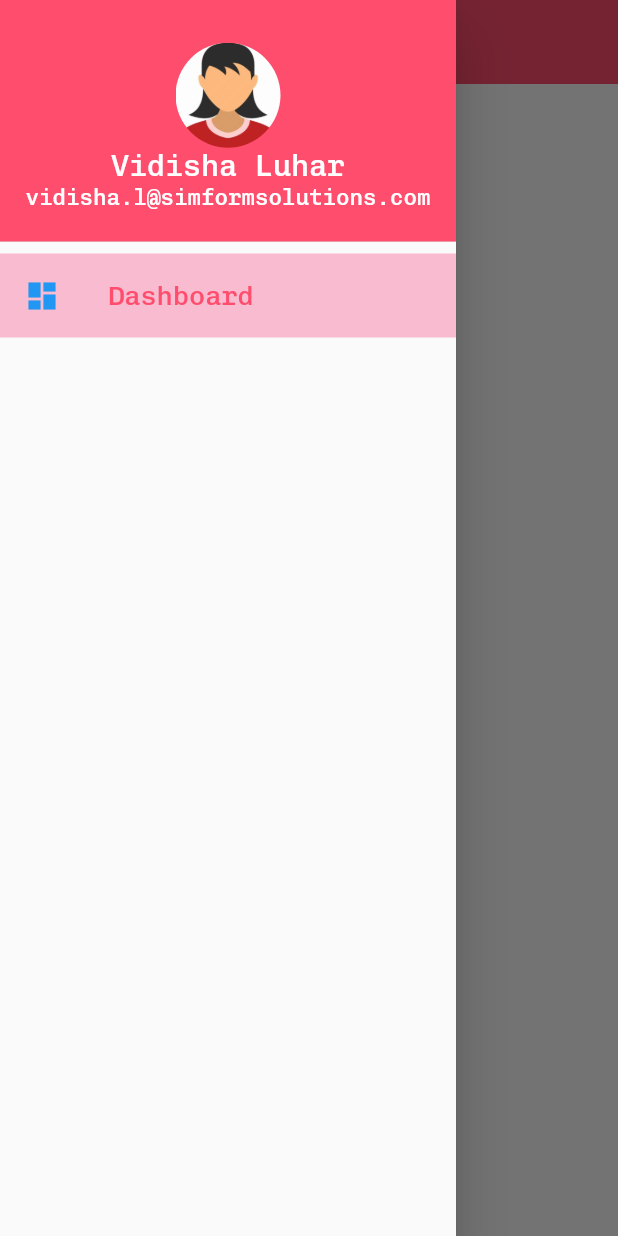
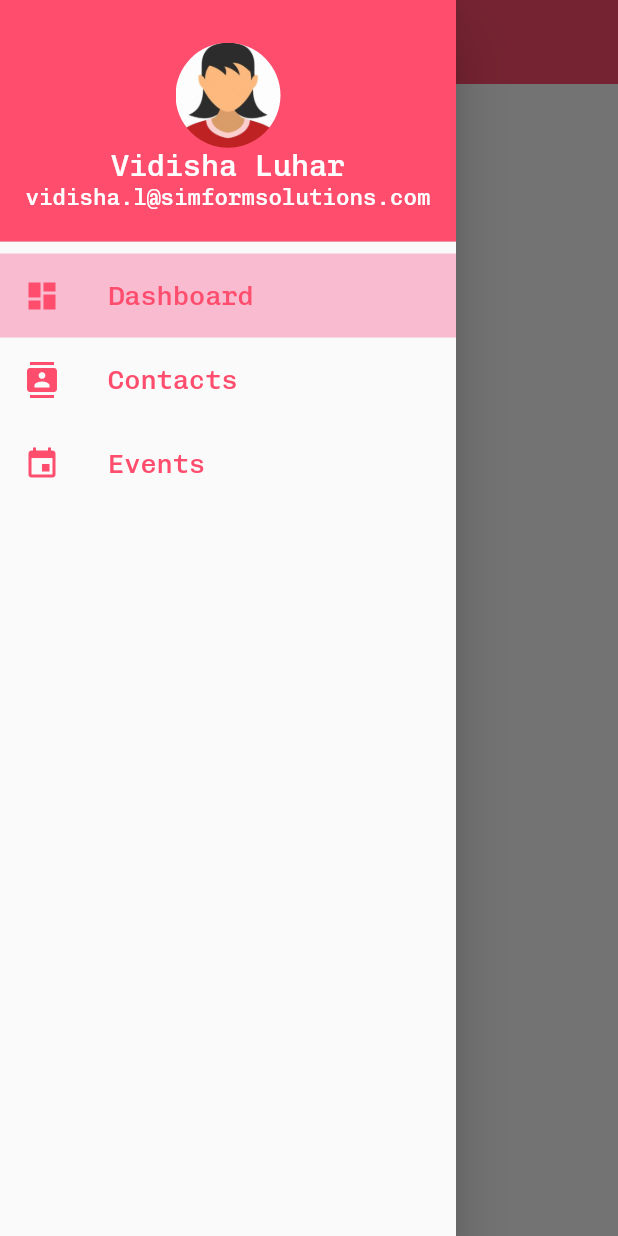
Before and after one commit to vidisha1106/chapter_4_flutter_basics, a Flutter app: the MyDrawer screen opened directly, with the side drawer open, on a phone screen of 412 x 824 dp. Run offline on Flutter 3.47's test engine with Material 2 defaults, Android fonts, the phone set to English and light mode, and no system bars; our stand-ins replace file_picker, google_fonts.

Commit message:
Completed : Drawer, TabBar, TabBarView, TabController, TabPageSelector

```diff
--- a/lib/drawer.dart
+++ b/lib/drawer.dart
@@ -9,6 +9,20 @@ class MyDrawer extends StatefulWidget {
 }
 
 class _MyDrawerState extends State<MyDrawer> {
+  int initialIndex = 0;
+
+  List<Widget> pages = [
+    const Center(
+      child: Text("Dashboard",style: TextStyle(color: Color(0xffff4d6d),fontSize: 25),),
+    ),
+    const Center(
+      child: Text("Contacts",style: TextStyle(color: Color(0xffff4d6d),fontSize: 25)),
+    ),
+    const Center(
+      child: Text("Events",style: TextStyle(color: Color(0xffff4d6d),fontSize: 25)),
+    ),
+  ];
+
   @override
   Widget build(BuildContext context) {
     return Scaffold(
@@ -22,57 +36,85 @@ class _MyDrawerState extends State<MyDrawer> {
         child: ListView(
           children: [
             DrawerHeader(
-                decoration: BoxDecoration(color: Color(0xffff4d6d)),
+                decoration: const BoxDecoration(color: Color(0xffff4d6d)),
                 child: Column(
                   mainAxisAlignment: MainAxisAlignment.center,
                   children: [
                     Container(
                       //margin: EdgeInsets.only(bottom: 10),
                       height: 70,
-                      decoration: BoxDecoration(
+                      decoration: const BoxDecoration(
                           image: DecorationImage(
                             image: AssetImage(Images.accountIcon),
                           ),
                           shape: BoxShape.circle),
                     ),
-                    Text(
+                    const Text(
                       "Vidisha Luhar",
                       style: TextStyle(color: Colors.white, fontSize: 20),
                     ),
-                    Text(
+                    const Text(
                       "vidisha.l@simformsolutions.com",
                       style: TextStyle(color: Colors.white, fontSize: 15),
                     ),
                   ],
                 )),
-            DrawerListTile(
-                icon: Icons.dashboard,
-                id: 1,
-                title: "Dashboard",
-                )
+            drawerListTile(
+              icon: Icons.dashboard,
+              title: "Dashboard",
+              isSelected: initialIndex == 0,
+              onTap: () {
+                setState(() {
+                  initialIndex = 0;
+                });
+                Navigator.pop(context);
+                // Navigator.
+              },
+            ),
+            drawerListTile(
+              icon: Icons.contacts,
+              title: "Contacts",
+              isSelected: initialIndex == 1,
+              onTap: () {
+                setState(() {
+                  initialIndex = 1;
+                });
+                Navigator.pop(context);
+                // Navigator.
+              },
+            ),
+            drawerListTile(
+              icon: Icons.event,
+              title: "Events",
+              isSelected: initialIndex == 2,
+              onTap: () {
+                setState(() {
+                  initialIndex = 2;
+                });
+                Navigator.pop(context);
+                // Navigator.
+              },
+            ),
           ],
         ),
       ),
+      body: pages[initialIndex],
     );
   }
 }
 
-Widget DrawerListTile(
+Widget drawerListTile(
     {required IconData icon,
-    required int id,
     required String title,
     void Function()? onTap,
-    bool? isSelected}) {
-  return InkWell(
-    onTap: () {},
-    child: ListTile(
-      leading: Icon(icon),
-      iconColor: Color(0xffff4d6d),
-      onTap: () {},
-      selected: true,
-      selectedTileColor: Color(0xfff8bbd0),
-      title:
-          Text(title, style: TextStyle(color: Color(0xffff4d6d), fontSize: 18)),
-    ),
+    required bool isSelected}) {
+  return ListTile(
+    leading: Icon(icon, color: const Color(0xffff4d6d)),
+    iconColor: const Color(0xffff4d6d),
+    onTap: onTap,
+    selected: isSelected,
+    selectedTileColor: const Color(0xfff8bbd0),
+    title:
+        Text(title, style: const TextStyle(color: Color(0xffff4d6d), fontSize: 18)),
   );
 }
```
Also changed, not shown: lib/MySliverAppBar.dart (added, +44 -0 lines), lib/main.dart (+15 -0 lines), lib/tab_bar.dart (added, +149 -0 lines), lib/tab_page_selector.dart (added, +61 -0 lines), lib/assets_fonts.dart (indentation only).
